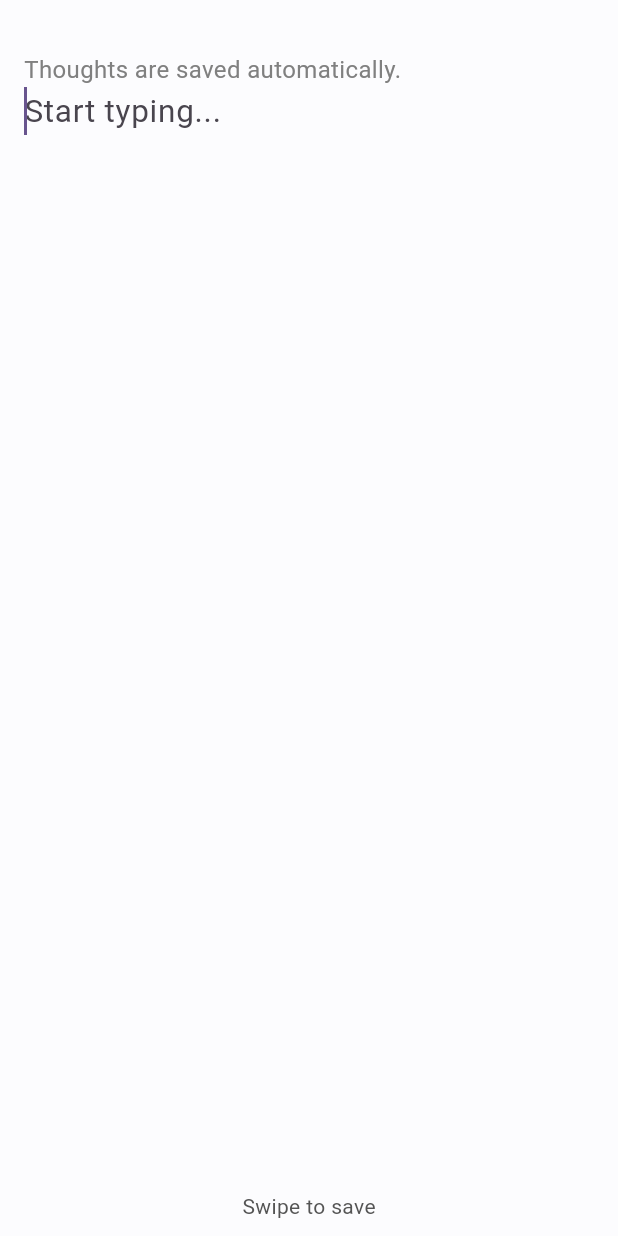
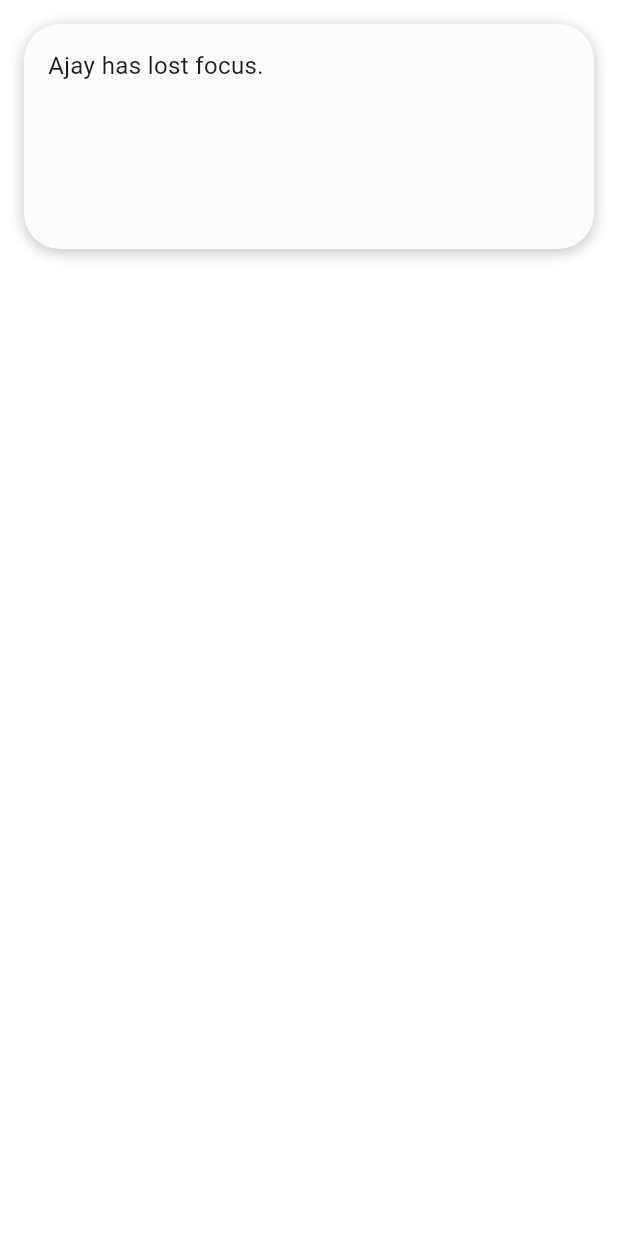
Before and after one commit to 0x006E/backfeed, a Flutter app: the screen it shows after launch, on a phone screen of 412 x 824 dp. Run offline on Flutter 3.47's test engine with Material 3 defaults, Android fonts, the phone set to English and light mode, and no system bars; our stand-ins replace auto_route, feather_icons, gap, get_it, modal_bottom_sheet; missing offline and left inert: animated_visibility, elegant_spring_animation, flutter_statusbarcolor_ns, sprung; Roboto replaces fonts that are missing (SF Pro Display).

Commit message:
feat: add adaptive text sizign and auto route library

```diff
--- a/lib/common/ui/blurred_modal_bottom_sheet.dart
+++ b/lib/common/ui/blurred_modal_bottom_sheet.dart
@@ -68,6 +68,7 @@ Future<T> showBlurredModalBottomSheet<T>(
       barrierColor: barrierColor,
       context: context,
       builder: builder,
+      useRootNavigator: true,
       containerWidget: (_, animation, child) => BackdropBlurredModal(
             fractionalOffsetFromTop: fractionalOffsetFromTop,
             shouldExpandDownwards: shouldExpandDownwards,
--- /dev/null
+++ b/lib/features/thoughts/thoughts_page.dart
@@ -0,0 +1,43 @@
+import 'package:auto_route/auto_route.dart';
+import 'package:backfeed/router/app_router.dart';
+import 'package:flutter/material.dart';
+
+@RoutePage()
+class ThoughtsPage extends StatelessWidget {
+  const ThoughtsPage({super.key});
+
+  @override
+  Widget build(BuildContext context) {
+    return Container(
+      color: Colors.white,
+      padding: const EdgeInsets.all(16),
+      child: Column(crossAxisAlignment: CrossAxisAlignment.stretch, children: [
+        GestureDetector(
+          onTap: () => context.router.push(const ZenModeRoute()),
+          child: Hero(
+            tag: 'note1',
+            child: Container(
+              padding: const EdgeInsets.all(16),
+              decoration: BoxDecoration(
+                  borderRadius: BorderRadius.circular(24),
+                  color: const Color(0xFFFCFCFE),
+                  boxShadow: const [
+                    BoxShadow(
+                      color: Color.fromRGBO(99, 99, 99, 0.4),
+                      offset: Offset(0, 2),
+                      blurRadius: 8,
+                      spreadRadius: 0,
+                    )
+                  ]),
+              constraints: const BoxConstraints(minHeight: 150),
+              child: const Text(
+                "Ajay has lost focus.",
+                style: TextStyle(fontSize: 16),
+              ),
+            ),
+          ),
+        )
+      ]),
+    );
+  }
+}
--- a/lib/homepage.dart
+++ b/lib/homepage.dart
@@ -1,15 +1,17 @@
-import 'package:backfeed/features/zen/zenmode_page.dart';
+import 'package:auto_route/auto_route.dart';
 import 'package:flutter/material.dart';
 
+@RoutePage()
 class HomePage extends StatelessWidget {
   const HomePage({super.key});
 
   @override
   Widget build(BuildContext context) {
-    return const Scaffold(
-        backgroundColor: Color(0xFFFCFCFE),
+    return Scaffold(
         body: SafeArea(
-          child: ZenModePage(),
-        ));
+      child: AutoRouter(
+        navigatorObservers: () => [HeroController()],
+      ),
+    ));
   }
 }
--- /dev/null
+++ b/lib/locator.dart
@@ -0,0 +1,7 @@
+import 'package:backfeed/router/app_router.dart';
+import 'package:get_it/get_it.dart';
+
+final locator = GetIt.I;
+void setupLocator() {
+  locator.registerSingleton<AppRouter>(AppRouter());
+}
--- a/lib/main.dart
+++ b/lib/main.dart
@@ -1,17 +1,21 @@
-import 'package:backfeed/homepage.dart';
+import 'package:backfeed/locator.dart';
+import 'package:backfeed/router/app_router.dart';
 import 'package:flutter/material.dart';
 
 void main() {
-  runApp(const MyApp());
+  setupLocator();
+  runApp(MyApp());
 }
 
 class MyApp extends StatelessWidget {
-  const MyApp({super.key});
+  MyApp({super.key});
 
   @override
   Widget build(BuildContext context) {
-    return MaterialApp(
-      title: 'Flutter Demo',
+    final appRouter = locator<AppRouter>();
+    return MaterialApp.router(
+      routerConfig: appRouter.config(),
+      title: 'Backfeed',
       theme: ThemeData(
         fontFamily: 'SF Pro Display',
         colorScheme: ColorScheme.fromSeed(seedColor: Colors.deepPurple),
@@ -20,7 +24,6 @@ class MyApp extends StatelessWidget {
         highlightColor: Colors.transparent,
         splashColor: Colors.transparent,
       ),
-      home: const HomePage(),
       debugShowCheckedModeBanner: false,
     );
   }
--- /dev/null
+++ b/lib/router/app_router.dart
@@ -0,0 +1,30 @@
+import 'package:auto_route/auto_route.dart';
+import 'package:backfeed/features/thoughts/thoughts_page.dart';
+import 'package:backfeed/features/zen/zenmode_page.dart';
+import 'package:backfeed/homepage.dart';
+
+part 'app_router.gr.dart';
+
+@AutoRouterConfig()
+class AppRouter extends _$AppRouter {
+  @override
+  List<AutoRoute> get routes => [
+        CustomRoute(
+          path: "/",
+          page: HomeRoute.page,
+          initial: true,
+          children: [
+            CustomRoute(
+                path: "thoughts",
+                page: ThoughtsRoute.page,
+                transitionsBuilder: TransitionsBuilders.fadeIn,
+                initial: true),
+            CustomRoute(
+              path: "zen",
+              page: ZenModeRoute.page,
+              transitionsBuilder: TransitionsBuilders.fadeIn,
+            ),
+          ],
+        )
+      ];
+}
```
Also changed, not shown: lib/features/zen/emotion_selector_sheet.dart (renamed from lib/features/zen/widgets/bottom_sheet.dart, +11 -5 lines), lib/features/zen/zenmode_page.dart (+101 -27 lines), pubspec.yaml (+22 -1 lines), lib/router/app_router.gr.dart (added), pubspec.lock, 1 other file.
